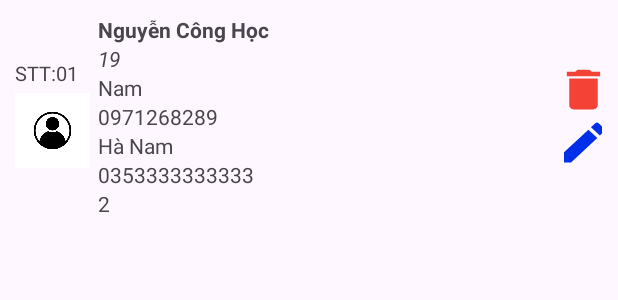
After one commit to dinhthianhlinh/QLKS_nhom5, an Android app: the layout item_qlkh.xml on its own in the app's theme, with its tools: preview values and no code run, on a phone screen of 412 x 824 dp. The commit adds this screen. Shown: the top 300 px of the screen. Run offline under Robolectric (Android 15) with nearby library versions, the phone set to English and light mode, and no system bars.

Commit message:
học up

```diff
--- /dev/null
+++ b/app/src/main/res/drawable/baseline_add_24.xml
@@ -0,0 +1,5 @@
+<vector android:height="10dp" android:tint="#000000"
+    android:viewportHeight="24" android:viewportWidth="24"
+    android:width="10dp" xmlns:android="http://schemas.android.com/apk/res/android">
+    <path android:fillColor="@android:color/white" android:pathData="M19,13h-6v6h-2v-6H5v-2h6V5h2v6h6v2z"/>
+</vector>
--- a/app/src/main/res/drawable/baseline_delete_24.xml
+++ b/app/src/main/res/drawable/baseline_delete_24.xml
@@ -1,4 +1,4 @@
-<vector android:height="24dp" android:tint="#000000"
+<vector android:height="24dp" android:tint="#F44336"
     android:viewportHeight="24" android:viewportWidth="24"
     android:width="24dp" xmlns:android="http://schemas.android.com/apk/res/android">
     <path android:fillColor="@android:color/white" android:pathData="M6,19c0,1.1 0.9,2 2,2h8c1.1,0 2,-0.9 2,-2V7H6v12zM19,4h-3.5l-1,-1h-5l-1,1H5v2h14V4z"/>
--- /dev/null
+++ b/app/src/main/res/drawable/baseline_edit_24.xml
@@ -0,0 +1,5 @@
+<vector android:height="24dp" android:tint="#002FEA"
+    android:viewportHeight="24" android:viewportWidth="24"
+    android:width="24dp" xmlns:android="http://schemas.android.com/apk/res/android">
+    <path android:fillColor="@android:color/white" android:pathData="M3,17.25V21h3.75L17.81,9.94l-3.75,-3.75L3,17.25zM20.71,7.04c0.39,-0.39 0.39,-1.02 0,-1.41l-2.34,-2.34c-0.39,-0.39 -1.02,-0.39 -1.41,0l-1.83,1.83 3.75,3.75 1.83,-1.83z"/>
+</vector>
--- /dev/null
+++ b/app/src/main/res/layout/item_qlkh.xml
@@ -0,0 +1,117 @@
+<?xml version="1.0" encoding="utf-8"?>
+<androidx.constraintlayout.widget.ConstraintLayout xmlns:android="http://schemas.android.com/apk/res/android"
+    android:layout_width="match_parent"
+    android:layout_height="match_parent"
+    android:layout_margin="10dp"
+    android:orientation="vertical">
+
+    <LinearLayout
+        android:layout_width="match_parent"
+        android:layout_height="wrap_content"
+        android:gravity="center"
+        android:orientation="horizontal">
+
+        <LinearLayout
+            android:layout_width="wrap_content"
+            android:layout_height="wrap_content"
+            android:orientation="vertical">
+
+            <TextView
+                android:id="@+id/txtsott"
+                android:layout_width="50dp"
+                android:layout_height="wrap_content"
+                android:text="STT:01"
+                android:textSize="13dp" />
+
+            <ImageView
+                android:layout_width="50dp"
+                android:layout_height="58dp"
+                android:src="@drawable/avata" />
+
+        </LinearLayout>
+
+        <LinearLayout
+            android:layout_width="0dp"
+            android:layout_height="wrap_content"
+            android:layout_weight="1"
+            android:orientation="vertical"
+            android:paddingLeft="5dp">
+
+            <TextView
+                android:id="@+id/txtten"
+                android:layout_width="match_parent"
+                android:layout_height="wrap_content"
+                android:text="Nguyễn Công Học"
+                android:textStyle="bold"
+                />
+
+            <TextView
+                android:id="@+id/txttuoi"
+                android:layout_width="match_parent"
+                android:layout_height="wrap_content"
+                android:text="19"
+                android:textStyle="italic"
+                />
+
+            <TextView
+                android:id="@+id/txtgioitinh"
+                android:layout_width="match_parent"
+                android:layout_height="wrap_content"
+                android:text="Nam"
+                />
+            <TextView
+                android:id="@+id/txtsodienthoai"
+                android:layout_width="match_parent"
+                android:layout_height="wrap_content"
+                android:text="0971268289"
+                />
+            <TextView
+                android:id="@+id/txtquequan"
+                android:layout_width="match_parent"
+                android:layout_height="wrap_content"
+                android:text="Hà Nam"
+                />
+            <TextView
+                android:id="@+id/txtcancuoc"
+                android:layout_width="match_parent"
+                android:layout_height="wrap_content"
+                android:text="0353333333333"
+                />
+            <TextView
+                android:id="@+id/txtlandatphong"
+                android:layout_width="match_parent"
+                android:layout_height="wrap_content"
+                android:text="2"
+                />
+        </LinearLayout>
+        <LinearLayout
+            android:orientation="vertical"
+            android:layout_width="0dp"
+            android:paddingLeft="5dp"
+            android:layout_weight="0.1"
+            android:layout_height="match_parent"
+            android:gravity="center"
+            >
+
+            <ImageButton
+                android:id="@+id/btnDeleteQLKH"
+                android:layout_width="38dp"
+                android:layout_height="35dp"
+                android:background="@drawable/baseline_delete_24"
+
+                />
+            <ImageButton
+                android:id="@+id/btnEditQLKH"
+                android:layout_width="38dp"
+                android:layout_height="35dp"
+                android:background="@drawable/baseline_edit_24"
+                />
+
+
+
+        </LinearLayout>
+
+    </LinearLayout>
+
+
+</androidx.constraintlayout.widget.ConstraintLayout>
```
Also changed, not shown: app/src/main/java/com/example/quanlikhachsan_nhom5/Adapter/QuanLyKHAdapter.java (added, +82 -0 lines), app/src/main/java/com/example/quanlikhachsan_nhom5/Manhinhchinh.java (+7 -1 lines), app/src/main/java/com/example/quanlikhachsan_nhom5/dao/QuanLyKHDAO.java (added, +63 -0 lines), app/src/main/java/com/example/quanlikhachsan_nhom5/database/Dbhelper.java (+11 -1 lines), app/src/main/java/com/example/quanlikhachsan_nhom5/fragment/qlkh_frag.java (+24 -2 lines), app/src/main/java/com/example/quanlikhachsan_nhom5/model/QuanLyKH.java (added, +101 -0 lines), app/src/main/res/layout/qlkh_frag.xml (+15 -4 lines), app/src/main/res/drawable/avata.jpg (added).
